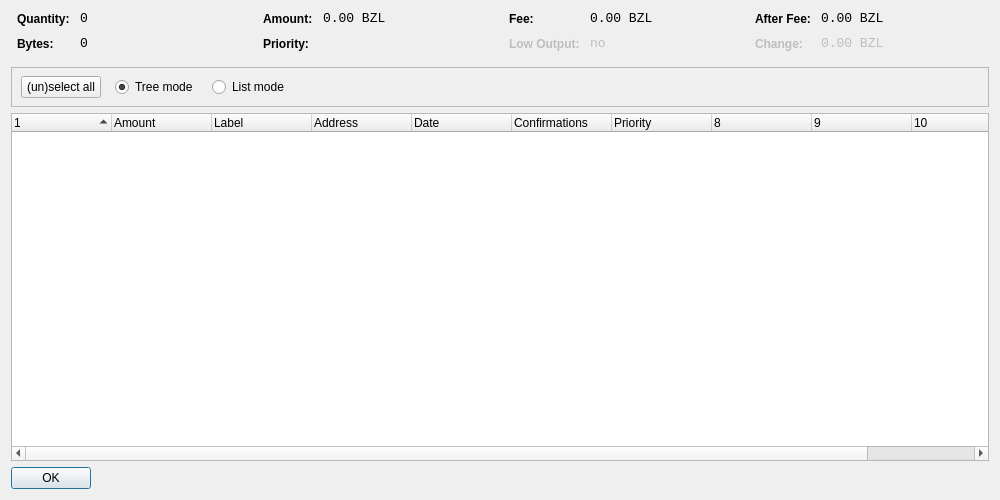
Qt form src/qt/forms/coincontroldialog.ui (bzlcoin/bzlcoin) before a commit.
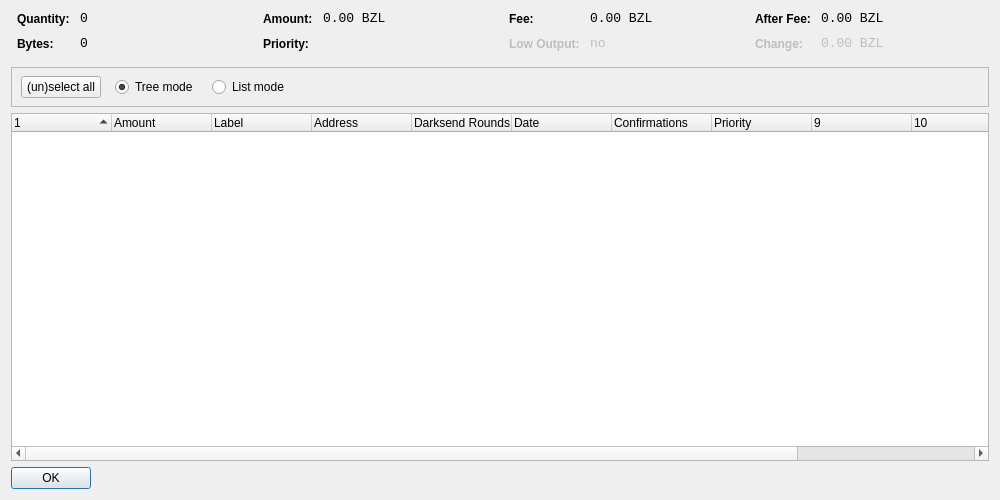
The same form after that commit. Custom widgets are drawn as their Qt base class.

Patch:
```diff
--- a/src/qt/forms/coincontroldialog.ui
+++ b/src/qt/forms/coincontroldialog.ui
@@ -451,7 +451,7 @@
       <bool>false</bool>
      </property>
      <property name="columnCount">
-      <number>11</number>
+      <number>12</number>
      </property>
      <attribute name="headerShowSortIndicator" stdset="0">
       <bool>true</bool>
@@ -479,6 +479,11 @@
        <string>Address</string>
       </property>
      </column>
+	 <column>
+      <property name="text">
+       <string>Darksend Rounds</string>
+      </property>
+     </column>
      <column>
       <property name="text">
        <string>Date</string>
```
